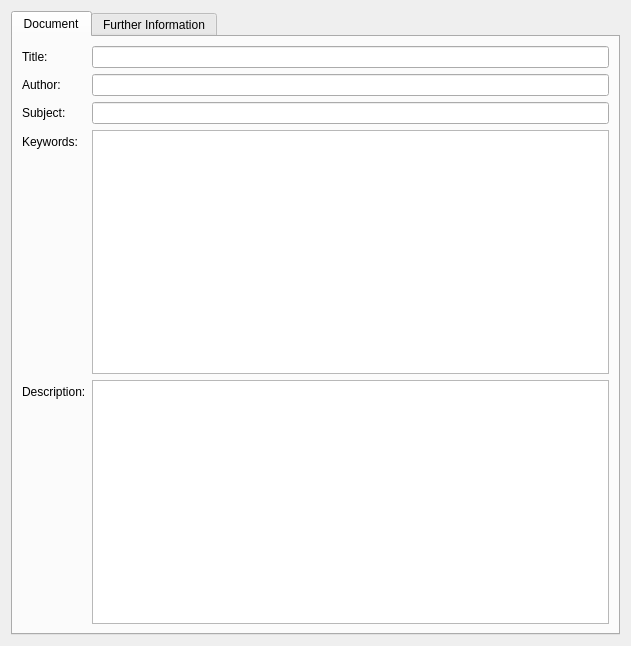
The window that scribus/ui/prefs_documentinformationbase.ui (scribusproject/scribus) describes before a commit, drawn with Qt 5.
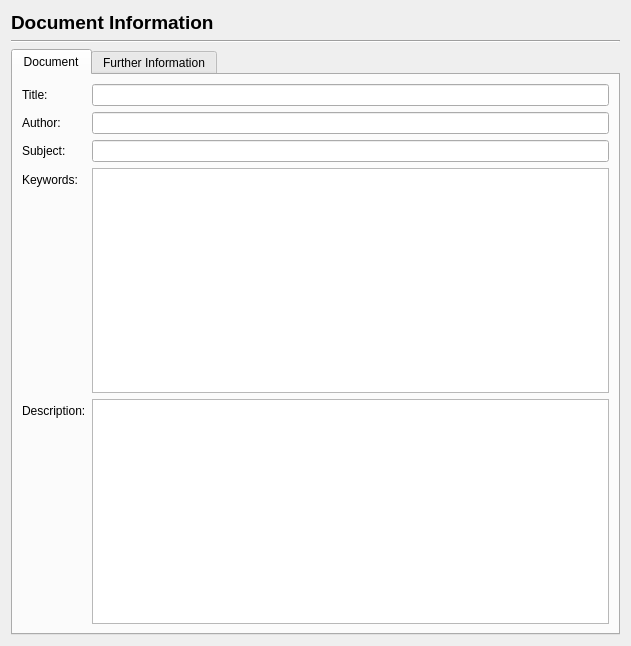
The same window after the commit.

Commit message: Minor updates to the doc sections and information tabs

```diff
--- a/scribus/ui/prefs_documentinformationbase.ui
+++ b/scribus/ui/prefs_documentinformationbase.ui
@@ -14,6 +14,27 @@
    <string>Form</string>
   </property>
   <layout class="QVBoxLayout" name="verticalLayout">
+   <item>
+    <widget class="QLabel" name="label">
+     <property name="font">
+      <font>
+       <pointsize>14</pointsize>
+       <weight>75</weight>
+       <bold>true</bold>
+      </font>
+     </property>
+     <property name="text">
+      <string>Document Information</string>
+     </property>
+    </widget>
+   </item>
+   <item>
+    <widget class="Line" name="line">
+     <property name="orientation">
+      <enum>Qt::Horizontal</enum>
+     </property>
+    </widget>
+   </item>
    <item>
     <widget class="QTabWidget" name="tabWidget">
      <property name="currentIndex">
```
The commit also changes 3 other files.
